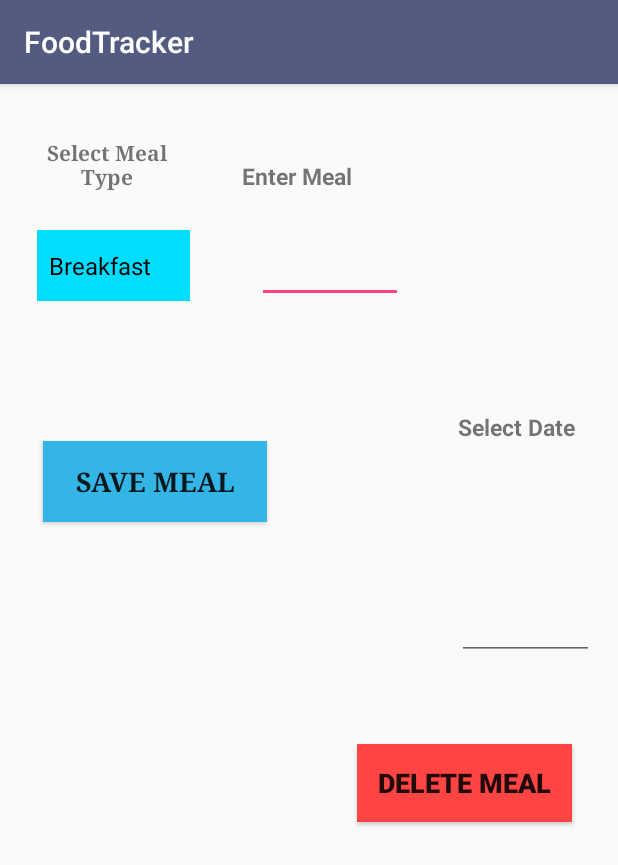
After one commit to aconway23/Food_Tracker_Project, an Android app: the EditFoodActivity screen opened directly, with no data from a screen before it, on a phone screen of 412 x 824 dp. The commit adds this screen. Shown: the top 865 px of the screen. Run offline under Robolectric (Android 15) with nearby library versions, the phone set to English and light mode, and no system bars.

Commit message:
edit food activity created

```diff
--- a/app/src/main/AndroidManifest.xml
+++ b/app/src/main/AndroidManifest.xml
@@ -18,7 +18,8 @@
         </activity>
         <activity android:name=".controllers.FoodActivity" />
         <activity android:name=".controllers.MealListActivity" />
-        <activity android:name=".controllers.AddFoodActivity"></activity>
+        <activity android:name=".controllers.AddFoodActivity" />
+        <activity android:name=".controllers.EditFoodActivity"></activity>
     </application>
 
 </manifest>
--- /dev/null
+++ b/app/src/main/java/com/example/adam/foodtracker/controllers/EditFoodActivity.java
@@ -0,0 +1,52 @@
+package com.example.adam.foodtracker.controllers;
+
+import android.support.v7.app.AppCompatActivity;
+import android.os.Bundle;
+import android.view.View;
+import android.widget.ArrayAdapter;
+import android.widget.Button;
+import android.widget.EditText;
+import android.widget.Spinner;
+import android.widget.TextView;
+
+import com.example.adam.foodtracker.Database.FoodTrackerDatabase;
+import com.example.adam.foodtracker.R;
+import com.example.adam.foodtracker.models.MealType;
+
+public class EditFoodActivity extends AppCompatActivity {
+    private TextView mealType, enterMeal, selectDate;
+    private EditText editFoodTwo, editDateTwo;
+    private Button saveMealButtonTwo;
+    private Button deleteMealButton;
+    FoodTrackerDatabase myDb;
+    Spinner mealDropdown;
+
+    @Override
+    protected void onCreate(Bundle savedInstanceState) {
+        super.onCreate(savedInstanceState);
+        setContentView(R.layout.activity_edit_food);
+        myDb = new FoodTrackerDatabase(this);
+
+        this.mealDropdown = findViewById(R.id.mealSpinner2);
+        String[] items = new String[]{"Breakfast", "Lunch", "Dinner", "Snacks"};
+        ArrayAdapter<String> adapter = new ArrayAdapter<String>(this, android.R.layout.simple_spinner_dropdown_item, items);
+        mealDropdown.setAdapter(adapter);
+
+        this.mealType = findViewById(R.id.mealTypeTextTwo);
+        this.enterMeal = findViewById(R.id.enterMealTextTwo);
+        this.selectDate = findViewById(R.id.selectDateTextTwo);
+        this.editFoodTwo = findViewById(R.id.editFoodTwo);
+        this.editDateTwo = findViewById(R.id.editDateTwo);
+        this.deleteMealButton = findViewById(R.id.deleteMealButton);
+
+    }
+
+    public void onSaveMealButtonTwoClick(View Button) {
+        String meal = (String) this.mealDropdown.getSelectedItem();
+        String food = this.editFoodTwo.getText().toString();
+        String date = this.editDateTwo.getText().toString();
+
+        myDb.insertDataIntoTable(MealType.convertToMealType(meal), food, date);
+        finish();
+    }
+}
--- a/app/src/main/res/layout/activity_add_food.xml
+++ b/app/src/main/res/layout/activity_add_food.xml
@@ -16,7 +16,6 @@
         android:layout_marginTop="8dp"
         android:ems="10"
         android:inputType="textPersonName"
-        android:text="Name"
         app:layout_constraintBottom_toBottomOf="parent"
         app:layout_constraintEnd_toStartOf="@+id/guideline4"
         app:layout_constraintHorizontal_bias="0.558"
@@ -51,7 +50,6 @@
         android:layout_marginTop="8dp"
         android:ems="10"
         android:inputType="textPersonName"
-        android:text="Name"
         app:layout_constraintBottom_toBottomOf="parent"
         app:layout_constraintEnd_toEndOf="parent"
         app:layout_constraintHorizontal_bias="0.652"
@@ -86,7 +84,7 @@
         android:textAlignment="center"
         android:textSize="14sp"
         android:textStyle="bold"
-        app:layout_constraintBottom_toTopOf="@+id/spinner"
+        app:layout_constraintBottom_toTopOf="@+id/mealSpinner2"
         app:layout_constraintEnd_toStartOf="@+id/guideline3"
         app:layout_constraintHorizontal_bias="0.64"
         app:layout_constraintStart_toStartOf="parent"
--- /dev/null
+++ b/app/src/main/res/layout/activity_edit_food.xml
@@ -0,0 +1,143 @@
+<?xml version="1.0" encoding="utf-8"?>
+<android.support.constraint.ConstraintLayout xmlns:android="http://schemas.android.com/apk/res/android"
+    xmlns:app="http://schemas.android.com/apk/res-auto"
+    xmlns:tools="http://schemas.android.com/tools"
+    android:layout_width="match_parent"
+    android:layout_height="match_parent"
+    tools:context="com.example.adam.foodtracker.controllers.EditFoodActivity">
+
+    <TextView
+        android:id="@+id/mealTypeTextTwo"
+        android:layout_width="86dp"
+        android:layout_height="36dp"
+        android:layout_marginBottom="8dp"
+        android:layout_marginEnd="8dp"
+        android:layout_marginStart="8dp"
+        android:layout_marginTop="8dp"
+        android:fontFamily="serif"
+        android:text="Select Meal Type"
+        android:textAlignment="center"
+        android:textStyle="bold"
+        app:layout_constraintBottom_toBottomOf="parent"
+        app:layout_constraintEnd_toEndOf="parent"
+        app:layout_constraintHorizontal_bias="0.066"
+        app:layout_constraintStart_toStartOf="parent"
+        app:layout_constraintTop_toTopOf="parent"
+        app:layout_constraintVertical_bias="0.039" />
+
+    <TextView
+        android:id="@+id/enterMealTextTwo"
+        android:layout_width="94dp"
+        android:layout_height="26dp"
+        android:layout_marginBottom="8dp"
+        android:layout_marginEnd="8dp"
+        android:layout_marginTop="8dp"
+        android:text="Enter Meal"
+        android:textAlignment="center"
+        android:textSize="15sp"
+        android:textStyle="bold"
+        app:layout_constraintBottom_toBottomOf="parent"
+        app:layout_constraintEnd_toEndOf="parent"
+        app:layout_constraintHorizontal_bias="0.189"
+        app:layout_constraintStart_toEndOf="@+id/mealTypeTextTwo"
+        app:layout_constraintTop_toTopOf="parent"
+        app:layout_constraintVertical_bias="0.059" />
+
+    <TextView
+        android:id="@+id/selectDateTextTwo"
+        android:layout_width="96dp"
+        android:layout_height="25dp"
+        android:layout_marginBottom="8dp"
+        android:layout_marginEnd="8dp"
+        android:layout_marginTop="8dp"
+        android:text="Select Date"
+        android:textAlignment="center"
+        android:textSize="15sp"
+        android:textStyle="bold"
+        app:layout_constraintBottom_toTopOf="@+id/editDateTwo"
+        app:layout_constraintEnd_toEndOf="parent"
+        app:layout_constraintHorizontal_bias="0.804"
+        app:layout_constraintStart_toEndOf="@+id/enterMealTextTwo"
+        app:layout_constraintTop_toTopOf="parent"
+        app:layout_constraintVertical_bias="0.707" />
+
+    <Spinner
+        android:id="@+id/mealSpinner2"
+        android:layout_width="102dp"
+        android:layout_height="47dp"
+        android:layout_marginBottom="8dp"
+        android:layout_marginEnd="8dp"
+        android:layout_marginStart="8dp"
+        android:background="@android:color/holo_blue_bright"
+        android:popupBackground="@android:color/background_light"
+        app:layout_constraintBottom_toBottomOf="parent"
+        app:layout_constraintEnd_toStartOf="@+id/editFoodTwo"
+        app:layout_constraintHorizontal_bias="0.307"
+        app:layout_constraintStart_toStartOf="parent"
+        app:layout_constraintTop_toBottomOf="@+id/mealTypeTextTwo"
+        app:layout_constraintVertical_bias="0.04" />
+
+    <EditText
+        android:id="@+id/editFoodTwo"
+        android:layout_width="97dp"
+        android:layout_height="wrap_content"
+        android:layout_marginBottom="8dp"
+        android:layout_marginEnd="36dp"
+        android:layout_marginTop="24dp"
+        android:ems="10"
+        android:inputType="textPersonName"
+        app:layout_constraintBottom_toBottomOf="parent"
+        app:layout_constraintEnd_toStartOf="@+id/editDateTwo"
+        app:layout_constraintTop_toBottomOf="@+id/enterMealTextTwo"
+        app:layout_constraintVertical_bias="0.0" />
+
+    <EditText
+        android:id="@+id/editDateTwo"
+        android:layout_width="91dp"
+        android:layout_height="wrap_content"
+        android:layout_marginBottom="384dp"
+        android:layout_marginEnd="16dp"
+        android:ems="10"
+        android:inputType="textPersonName"
+        app:layout_constraintBottom_toBottomOf="parent"
+        app:layout_constraintEnd_toEndOf="parent" />
+
+    <Button
+        android:id="@+id/saveMealButtonTwo"
+        android:layout_width="149dp"
+        android:layout_height="54dp"
+        android:layout_marginBottom="8dp"
+        android:layout_marginEnd="8dp"
+        android:layout_marginStart="8dp"
+        android:background="@android:color/holo_blue_light"
+        android:fontFamily="serif"
+        android:text="SAVE MEAL"
+        android:textSize="18sp"
+        android:textStyle="bold"
+        app:layout_constraintBottom_toBottomOf="parent"
+        app:layout_constraintEnd_toEndOf="parent"
+        app:layout_constraintHorizontal_bias="0.083"
+        app:layout_constraintStart_toStartOf="parent"
+        app:layout_constraintTop_toBottomOf="@+id/editFoodTwo"
+        app:layout_constraintVertical_bias="0.164" />
+
+    <Button
+        android:id="@+id/deleteMealButton"
+        android:layout_width="143dp"
+        android:layout_height="52dp"
+        android:layout_marginBottom="8dp"
+        android:layout_marginEnd="8dp"
+        android:layout_marginStart="8dp"
+        android:layout_marginTop="8dp"
+        android:background="@android:color/holo_red_light"
+        android:text="DELETE MEAL"
+        android:textAlignment="center"
+        android:textSize="18sp"
+        android:textStyle="bold"
+        app:layout_constraintBottom_toBottomOf="parent"
+        app:layout_constraintEnd_toEndOf="parent"
+        app:layout_constraintHorizontal_bias="0.911"
+        app:layout_constraintStart_toStartOf="parent"
+        app:layout_constraintTop_toBottomOf="@+id/editDateTwo"
+        app:layout_constraintVertical_bias="0.152" />
+</android.support.constraint.ConstraintLayout>
```
